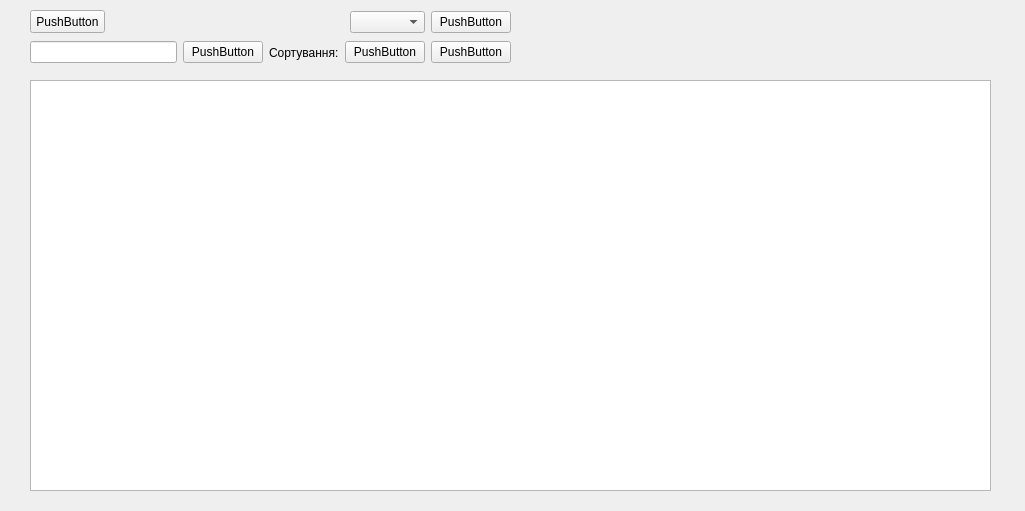
Before: the Qt Designer form patientlist.ui in Shadowfank/ClinicRegistry, drawn with Qt 5.
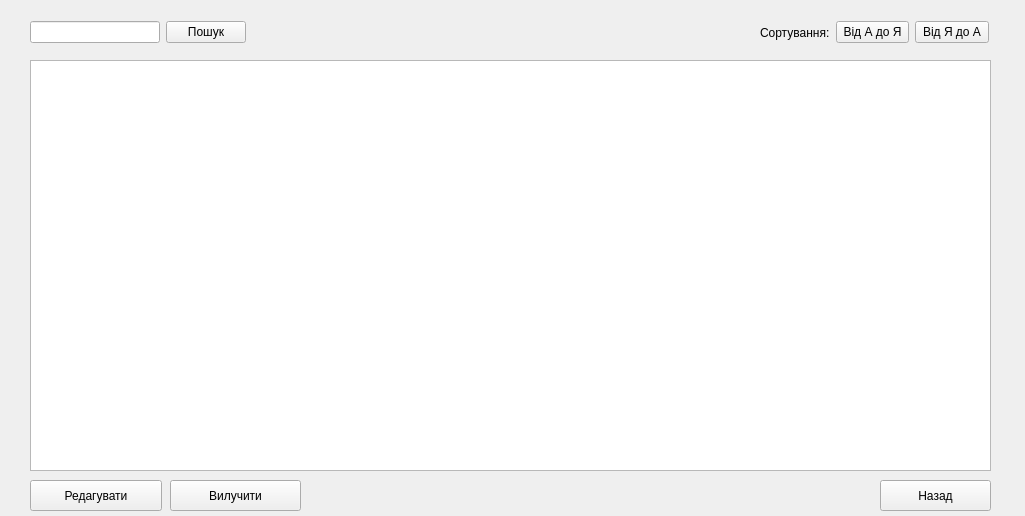
After: the same form once the commit is applied.

The edit to the form file:
```diff
--- a/patientlist.ui
+++ b/patientlist.ui
@@ -7,58 +7,46 @@
     <x>0</x>
     <y>0</y>
     <width>1025</width>
-    <height>511</height>
+    <height>516</height>
    </rect>
   </property>
   <property name="windowTitle">
    <string>Form</string>
   </property>
-  <widget class="QPushButton" name="pushButton_4">
+  <widget class="QTableView" name="tablePatients">
    <property name="geometry">
     <rect>
      <x>30</x>
-     <y>10</y>
-     <width>75</width>
-     <height>23</height>
+     <y>60</y>
+     <width>961</width>
+     <height>411</height>
+    </rect>
+   </property>
+  </widget>
+  <widget class="QPushButton" name="pushButton_6">
+   <property name="geometry">
+    <rect>
+     <x>880</x>
+     <y>480</y>
+     <width>111</width>
+     <height>31</height>
     </rect>
    </property>
    <property name="text">
-    <string>PushButton</string>
+    <string>Назад</string>
    </property>
   </widget>
   <widget class="QWidget" name="layoutWidget">
    <property name="geometry">
     <rect>
-     <x>350</x>
-     <y>10</y>
-     <width>161</width>
+     <x>30</x>
+     <y>20</y>
+     <width>216</width>
      <height>25</height>
     </rect>
    </property>
    <layout class="QHBoxLayout" name="horizontalLayout">
     <item>
-     <widget class="QComboBox" name="comboBox"/>
-    </item>
-    <item>
-     <widget class="QPushButton" name="pushButton_5">
-      <property name="text">
-       <string>PushButton</string>
-      </property>
-     </widget>
-    </item>
-   </layout>
-  </widget>
-  <widget class="QWidget" name="layoutWidget">
-   <property name="geometry">
-    <rect>
-     <x>30</x>
-     <y>40</y>
-     <width>481</width>
-     <height>25</height>
-    </rect>
-   </property>
-   <layout class="QHBoxLayout" name="horizontalLayout_2">
-    <item>
      <widget class="QLineEdit" name="lineEdit">
       <property name="inputMask">
        <string/>
@@ -74,10 +62,22 @@
     <item>
      <widget class="QPushButton" name="pushButton">
       <property name="text">
-       <string>PushButton</string>
+       <string>Пошук</string>
       </property>
      </widget>
     </item>
+   </layout>
+  </widget>
+  <widget class="QWidget" name="layoutWidget">
+   <property name="geometry">
+    <rect>
+     <x>760</x>
+     <y>20</y>
+     <width>229</width>
+     <height>25</height>
+    </rect>
+   </property>
+   <layout class="QHBoxLayout" name="horizontalLayout_3">
     <item>
      <widget class="QLabel" name="label">
       <property name="text">
@@ -88,28 +88,44 @@
     <item>
      <widget class="QPushButton" name="pushButton_2">
       <property name="text">
-       <string>PushButton</string>
+       <string>Від А до Я</string>
       </property>
      </widget>
     </item>
     <item>
      <widget class="QPushButton" name="pushButton_3">
       <property name="text">
-       <string>PushButton</string>
+       <string>Від Я до А</string>
       </property>
      </widget>
     </item>
    </layout>
   </widget>
-  <widget class="QTableView" name="tablePatients">
+  <widget class="QPushButton" name="pushButton_4">
+   <property name="geometry">
+    <rect>
+     <x>170</x>
+     <y>480</y>
+     <width>131</width>
+     <height>31</height>
+    </rect>
+   </property>
+   <property name="text">
+    <string>Вилучити</string>
+   </property>
+  </widget>
+  <widget class="QPushButton" name="pushButton_5">
    <property name="geometry">
     <rect>
      <x>30</x>
-     <y>80</y>
-     <width>961</width>
-     <height>411</height>
+     <y>480</y>
+     <width>132</width>
+     <height>31</height>
     </rect>
    </property>
+   <property name="text">
+    <string>Редагувати</string>
+   </property>
   </widget>
  </widget>
  <resources/>
```
